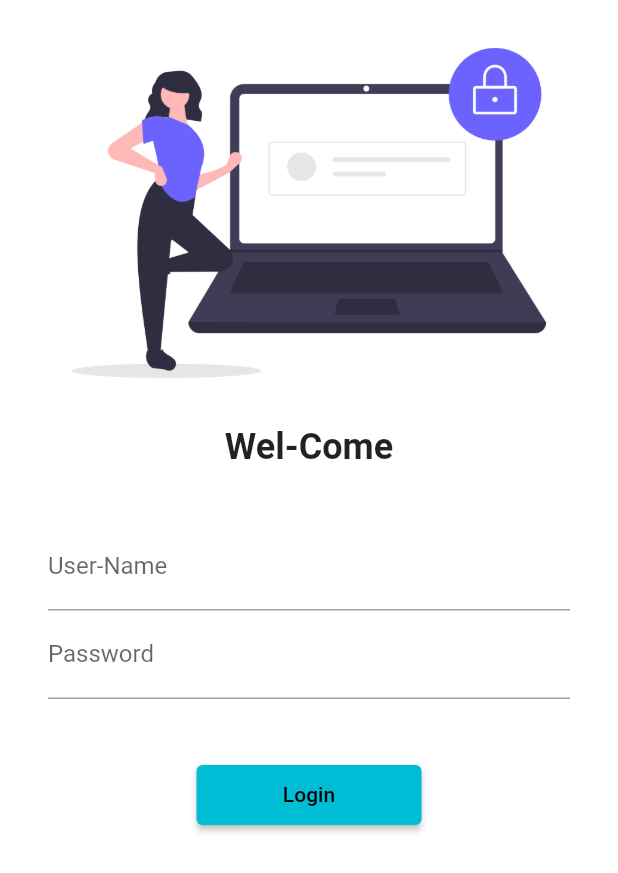
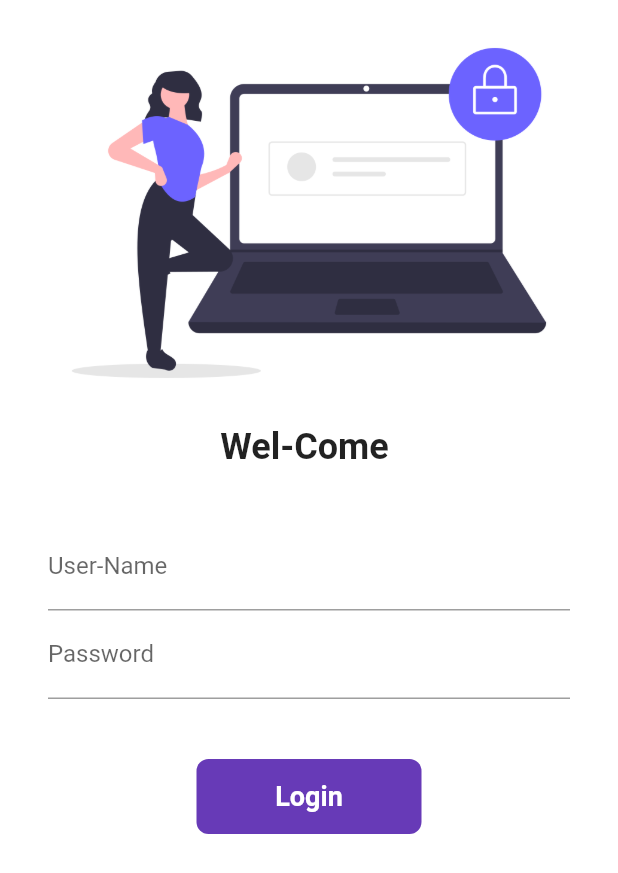
Before and after one commit to Gauravghanmode2903/30DaysOfFlutter, a Flutter app: the screen it shows after launch, on a phone screen of 412 x 824 dp. Shown: the top 873 px of the screen. Run offline on Flutter 3.47's test engine with Material 2 defaults, Android fonts, the phone set to English and light mode, and no system bars.

Commit message:
Day-6 Commplited

```diff
--- a/lib/pages/Login_Page.dart
+++ b/lib/pages/Login_Page.dart
@@ -1,7 +1,15 @@
 import 'package:firstproject/utils/routes.dart';
 import 'package:flutter/material.dart';
 
-class LoginPage extends StatelessWidget {
+class LoginPage extends StatefulWidget {
+  @override
+  State<LoginPage> createState() => _LoginPageState();
+}
+
+class _LoginPageState extends State<LoginPage> {
+  String name = "";
+  bool changeButton = false;
+
   @override
   Widget build(BuildContext context) {
     return Material(
@@ -13,7 +21,7 @@ class LoginPage extends StatelessWidget {
               "assets/images/login_image.png",
               fit: BoxFit.cover,
             ),
-            Text("Wel-Come",
+            Text("Wel-Come $name",
                 style: TextStyle(
                   fontSize: 24,
                   fontWeight: FontWeight.bold,
@@ -29,6 +37,10 @@ class LoginPage extends StatelessWidget {
                   TextFormField(
                     decoration: InputDecoration(
                         hintText: "Enter username", labelText: "User-Name"),
+                    onChanged: (value) {
+                      name = value;
+                      setState(() {});
+                    },
                   ),
                   TextFormField(
                     obscureText: true,
@@ -38,12 +50,45 @@ class LoginPage extends StatelessWidget {
                   SizedBox(
                     height: 40.0,
                   ),
-                  ElevatedButton(
-                      onPressed: () {
-                        Navigator.pushNamed(context, MyRoutes.homeRoute);
-                      },
-                      style: TextButton.styleFrom(minimumSize: Size(150, 40)),
-                      child: Text("Login"))
+
+                  InkWell(
+                    onTap: () async {
+                      setState(() {
+                        changeButton = true;
+                      });
+                      await Future.delayed(Duration(seconds: 1));
+                      Navigator.pushNamed(context, MyRoutes.homeRoute);
+                    },
+                    child: AnimatedContainer(
+                      duration: Duration(seconds: 1),
+                      width: changeButton ? 50 : 150,
+                      height: 50,
+                      alignment: Alignment.center,
+                      child: changeButton
+                          ? Icon(
+                              Icons.done,
+                              color: Colors.white,
+                            )
+                          : Text(
+                              "Login",
+                              style: TextStyle(
+                                  color: Colors.white,
+                                  fontWeight: FontWeight.bold,
+                                  fontSize: 18),
+                            ),
+                      decoration: BoxDecoration(
+                          color: Colors.deepPurple,
+                          borderRadius: BorderRadius.circular(
+                            changeButton ? 20 : 8,
+                          )),
+                    ),
+                  )
+                  //ElevatedButton(
+                  //   onPressed: () {
+                  //    Navigator.pushNamed(context, MyRoutes.homeRoute);
+                  //  },
+                  //  style: TextButton.styleFrom(minimumSize: Size(150, 40)),
+                  //  child: Text("Login"))
                 ],
               ),
             )
```
